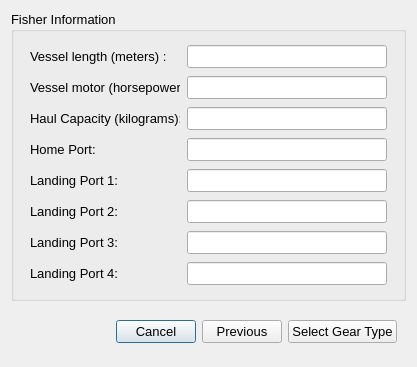
Before: the Qt Designer form cobi_loreto/Interview/fishery.ui in Ecotrust/openoceanmap-desktop, drawn with Qt 5.
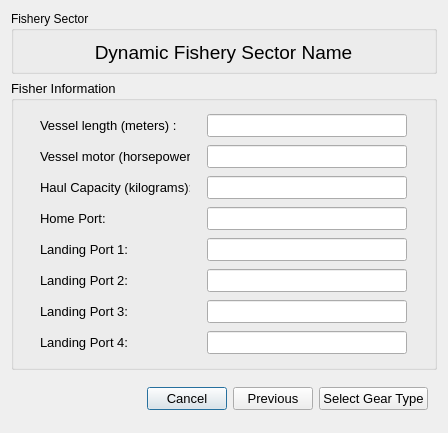
After: the same form once the commit is applied.

Diff of the .ui file:
```diff
--- a/cobi_loreto/Interview/fishery.ui
+++ b/cobi_loreto/Interview/fishery.ui
@@ -6,14 +6,54 @@
    <rect>
     <x>0</x>
     <y>0</y>
-    <width>417</width>
-    <height>367</height>
+    <width>448</width>
+    <height>433</height>
    </rect>
   </property>
   <property name="windowTitle" >
    <string>OpenOceanMap - Interview</string>
   </property>
   <layout class="QVBoxLayout" >
+   <item>
+    <widget class="QGroupBox" name="groupBox" >
+     <property name="minimumSize" >
+      <size>
+       <width>0</width>
+       <height>63</height>
+      </size>
+     </property>
+     <property name="title" >
+      <string>Fishery Sector</string>
+     </property>
+     <widget class="QLabel" name="fishery_sector_label" >
+      <property name="geometry" >
+       <rect>
+        <x>15</x>
+        <y>20</y>
+        <width>395</width>
+        <height>43</height>
+       </rect>
+      </property>
+      <property name="minimumSize" >
+       <size>
+        <width>0</width>
+        <height>40</height>
+       </size>
+      </property>
+      <property name="font" >
+       <font>
+        <pointsize>14</pointsize>
+       </font>
+      </property>
+      <property name="text" >
+       <string>Dynamic Fishery Sector Name</string>
+      </property>
+      <property name="alignment" >
+       <set>Qt::AlignCenter</set>
+      </property>
+     </widget>
+    </widget>
+   </item>
    <item>
     <layout class="QHBoxLayout" >
      <item>
```
